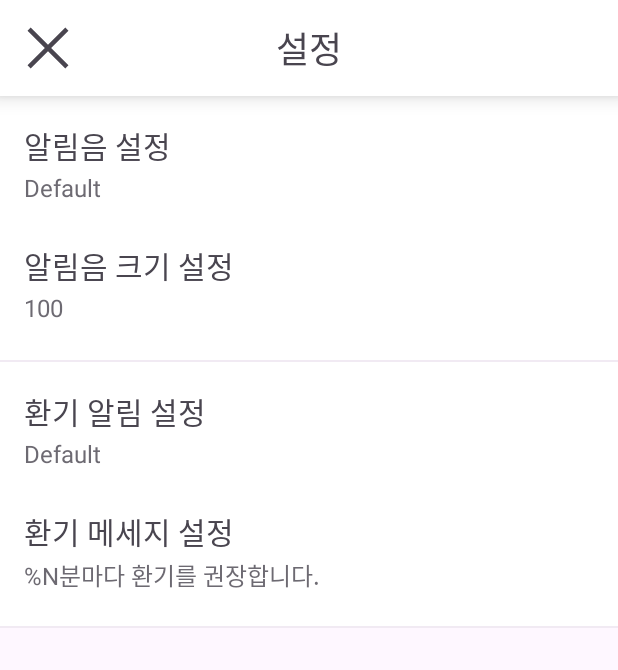
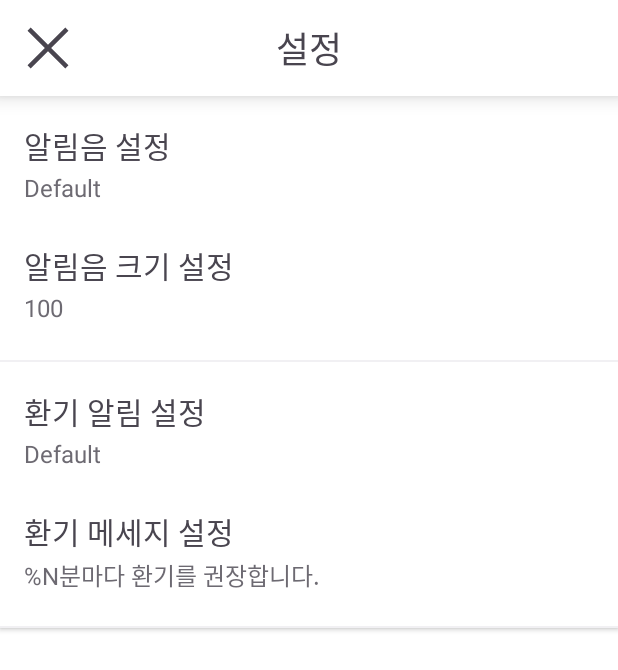
Before and after one commit to Talusor/AdventureDesign, an Android app: the SettingActivity screen opened directly, with no data from a screen before it, on a phone screen of 412 x 824 dp. Shown: the top 670 px of the screen. Run offline under Robolectric (Android 15) with nearby library versions, the phone set to English and light mode, and no system bars.

Commit message:
SettingActivity 디자인 수정, close 버튼 기능 추가 메인 드로어 메뉴에서 setting 메뉴와 연동

```diff
--- a/app/src/main/java/kr/cnu/ai/lth/adventuredesign/MainActivity.java
+++ b/app/src/main/java/kr/cnu/ai/lth/adventuredesign/MainActivity.java
@@ -22,8 +22,6 @@ import com.google.android.material.appbar.MaterialToolbar;
 import com.google.android.material.navigation.NavigationView;
 import com.google.firebase.auth.FirebaseAuth;
 import com.google.firebase.firestore.FirebaseFirestore;
-
-import java.util.Objects;
 
 import kr.cnu.ai.lth.adventuredesign.History.HistoryFragment;
 import kr.cnu.ai.lth.adventuredesign.Shelter.ShelterFragment;
@@ -89,6 +87,8 @@ public class MainActivity extends AppCompatActivity {
                     finish();
                     break;
                 case R.id.setting:
+                    intent = new Intent(this, SettingActivity.class);
+                    startActivity(intent);
                     break;
             }
 
--- a/app/src/main/java/kr/cnu/ai/lth/adventuredesign/SettingActivity.java
+++ b/app/src/main/java/kr/cnu/ai/lth/adventuredesign/SettingActivity.java
@@ -3,12 +3,17 @@ package kr.cnu.ai.lth.adventuredesign;
 import androidx.appcompat.app.AppCompatActivity;
 
 import android.os.Bundle;
+import android.widget.ImageView;
 
 public class SettingActivity extends AppCompatActivity {
+    ImageView closeView;
 
     @Override
     protected void onCreate(Bundle savedInstanceState) {
         super.onCreate(savedInstanceState);
         setContentView(R.layout.activity_setting);
+
+        closeView = findViewById(R.id.closeButton);
+        closeView.setOnClickListener(v -> finish());
     }
 }
--- a/app/src/main/res/layout/activity_setting.xml
+++ b/app/src/main/res/layout/activity_setting.xml
@@ -5,33 +5,35 @@
     android:layout_width="match_parent"
     android:layout_height="match_parent"
     android:orientation="vertical"
+    android:background="@color/white"
     tools:context=".SettingActivity">
 
     <LinearLayout
         android:layout_width="match_parent"
         android:layout_height="64dp"
+        android:background="@color/white"
+        android:elevation="8dp"
         android:paddingStart="8dp"
-        android:paddingEnd="8dp"
-        android:background="@color/white"
-        android:elevation="8dp">
+        android:paddingEnd="8dp">
 
         <ImageView
-            android:layout_gravity="center"
+            android:id="@+id/closeButton"
             android:layout_width="48dp"
             android:layout_height="48dp"
-            android:src="@drawable/ic_close"
-            android:scaleType="center" />
+            android:layout_gravity="center"
+            android:scaleType="center"
+            android:src="@drawable/ic_close" />
 
         <TextView
             android:layout_width="wrap_content"
             android:layout_height="match_parent"
             android:layout_weight="1"
-            android:text="설정"
-            android:textSize="24sp"
-            android:gravity="center"
             android:background="?attr/selectableItemBackground"
             android:clickable="true"
-            android:focusable="true" />
+            android:focusable="true"
+            android:gravity="center"
+            android:text="설정"
+            android:textSize="24sp" />
 
         <Space
             android:layout_width="48dp"
@@ -43,7 +45,14 @@
         android:layout_width="match_parent"
         android:layout_height="wrap_content"
         android:orientation="vertical"
-        android:background="@color/white">
+        android:elevation="2dp"
+        android:background="@color/white" >
+
+        <LinearLayout
+            android:layout_width="match_parent"
+            android:layout_height="wrap_content"
+            android:background="@color/white"
+            android:orientation="vertical">
 
             <Space
                 android:layout_width="match_parent"
@@ -52,29 +61,29 @@
             <androidx.constraintlayout.widget.ConstraintLayout
                 android:layout_width="match_parent"
                 android:layout_height="64dp"
-            android:paddingStart="16dp"
-            android:paddingEnd="16dp"
                 android:background="?attr/selectableItemBackground"
                 android:clickable="true"
-            android:focusable="true">
+                android:focusable="true"
+                android:paddingStart="16dp"
+                android:paddingEnd="16dp">
 
                 <TextView
-                android:gravity="bottom"
                     android:layout_width="match_parent"
                     android:layout_height="32dp"
-                app:layout_constraintTop_toTopOf="parent"
+                    android:gravity="bottom"
                     android:text="알림음 설정"
-                android:textSize="20sp"/>
+                    android:textSize="20sp"
+                    app:layout_constraintTop_toTopOf="parent" />
 
                 <TextView
                     android:id="@+id/alarmSettingText"
-                android:gravity="top"
                     android:layout_width="match_parent"
                     android:layout_height="30dp"
-                app:layout_constraintBottom_toBottomOf="parent"
+                    android:alpha="0.8"
+                    android:gravity="top"
                     android:text="Default"
                     android:textSize="16sp"
-                android:alpha="0.8"/>
+                    app:layout_constraintBottom_toBottomOf="parent" />
 
             </androidx.constraintlayout.widget.ConstraintLayout>
 
@@ -85,29 +94,29 @@
             <androidx.constraintlayout.widget.ConstraintLayout
                 android:layout_width="match_parent"
                 android:layout_height="64dp"
-            android:paddingStart="16dp"
-            android:paddingEnd="16dp"
                 android:background="?attr/selectableItemBackground"
                 android:clickable="true"
-            android:focusable="true">
+                android:focusable="true"
+                android:paddingStart="16dp"
+                android:paddingEnd="16dp">
 
                 <TextView
-                android:gravity="bottom"
                     android:layout_width="match_parent"
                     android:layout_height="32dp"
-                app:layout_constraintTop_toTopOf="parent"
+                    android:gravity="bottom"
                     android:text="알림음 크기 설정"
-                android:textSize="20sp"/>
+                    android:textSize="20sp"
+                    app:layout_constraintTop_toTopOf="parent" />
 
                 <TextView
                     android:id="@+id/alarmVolumeText"
-                android:gravity="top"
                     android:layout_width="match_parent"
                     android:layout_height="30dp"
-                app:layout_constraintBottom_toBottomOf="parent"
+                    android:alpha="0.8"
+                    android:gravity="top"
                     android:text="100"
                     android:textSize="16sp"
-                android:alpha="0.8"/>
+                    app:layout_constraintBottom_toBottomOf="parent" />
 
             </androidx.constraintlayout.widget.ConstraintLayout>
 
@@ -120,13 +129,13 @@
         <com.google.android.material.divider.MaterialDivider
             android:layout_width="match_parent"
             android:layout_height="1dp"
-        android:alpha="0.25"/>
+            android:alpha="0.25" />
 
         <LinearLayout
             android:layout_width="match_parent"
             android:layout_height="wrap_content"
-        android:orientation="vertical"
-        android:background="@color/white">
+            android:background="@color/white"
+            android:orientation="vertical">
 
             <Space
                 android:layout_width="match_parent"
@@ -135,29 +144,29 @@
             <androidx.constraintlayout.widget.ConstraintLayout
                 android:layout_width="match_parent"
                 android:layout_height="64dp"
-            android:paddingStart="16dp"
-            android:paddingEnd="16dp"
                 android:background="?attr/selectableItemBackground"
                 android:clickable="true"
-            android:focusable="true">
+                android:focusable="true"
+                android:paddingStart="16dp"
+                android:paddingEnd="16dp">
 
                 <TextView
-                android:gravity="bottom"
                     android:layout_width="match_parent"
                     android:layout_height="32dp"
-                app:layout_constraintTop_toTopOf="parent"
+                    android:gravity="bottom"
                     android:text="환기 알림 설정"
-                android:textSize="20sp"/>
+                    android:textSize="20sp"
+                    app:layout_constraintTop_toTopOf="parent" />
 
                 <TextView
                     android:id="@+id/ventSettingText"
-                android:gravity="top"
                     android:layout_width="match_parent"
                     android:layout_height="30dp"
-                app:layout_constraintBottom_toBottomOf="parent"
+                    android:alpha="0.8"
+                    android:gravity="top"
                     android:text="Default"
                     android:textSize="16sp"
-                android:alpha="0.8"/>
+                    app:layout_constraintBottom_toBottomOf="parent" />
 
             </androidx.constraintlayout.widget.ConstraintLayout>
 
@@ -168,31 +177,31 @@
             <androidx.constraintlayout.widget.ConstraintLayout
                 android:layout_width="match_parent"
                 android:layout_height="64dp"
-            android:paddingStart="16dp"
-            android:paddingEnd="16dp"
                 android:background="?attr/selectableItemBackground"
                 android:clickable="true"
-            android:focusable="true">
+                android:focusable="true"
+                android:paddingStart="16dp"
+                android:paddingEnd="16dp">
 
                 <TextView
-                android:gravity="bottom"
                     android:layout_width="match_parent"
                     android:layout_height="32dp"
-                app:layout_constraintTop_toTopOf="parent"
+                    android:gravity="bottom"
                     android:text="환기 메세지 설정"
-                android:textSize="20sp"/>
+                    android:textSize="20sp"
+                    app:layout_constraintTop_toTopOf="parent" />
 
                 <TextView
                     android:id="@+id/ventMessageText"
-                android:gravity="top"
                     android:layout_width="match_parent"
                     android:layout_height="30dp"
-                app:layout_constraintBottom_toBottomOf="parent"
+                    android:alpha="0.8"
+                    android:ellipsize="end"
+                    android:gravity="top"
+                    android:maxLines="1"
                     android:text="%N분마다 환기를 권장합니다."
-                android:maxLines="1"
-                android:ellipsize="end"
                     android:textSize="16sp"
-                android:alpha="0.8"/>
+                    app:layout_constraintBottom_toBottomOf="parent" />
 
             </androidx.constraintlayout.widget.ConstraintLayout>
 
@@ -205,7 +214,8 @@
         <com.google.android.material.divider.MaterialDivider
             android:layout_width="match_parent"
             android:layout_height="1dp"
-        android:alpha="0.25"/>
+            android:alpha="0.25" />
+    </LinearLayout>
 
 
 </LinearLayout>
```
Lines whose indentation alone changed are shown as unchanged.
